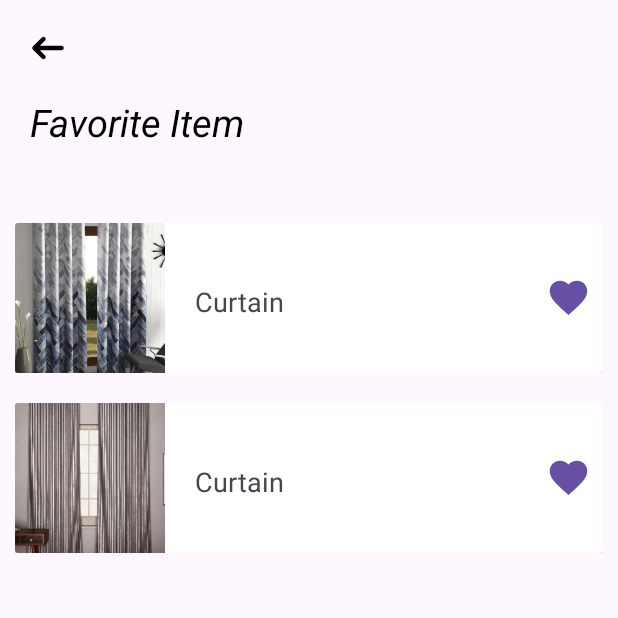
After one commit to heanghenglong-ITE/SH-Online-Shop, an Android app: the FavItemActivity screen opened directly, with no data from a screen before it, on a phone screen of 412 x 824 dp, the top half of it. The commit adds this screen. Run offline under Robolectric (Android 15) with nearby library versions, the phone set to English and light mode, and no system bars; our stand-ins replace Picasso; pictures from the network do not load.

Commit message:
Project Practicum

```diff
--- a/app/build.gradle
+++ b/app/build.gradle
@@ -48,5 +48,6 @@ dependencies {
     implementation 'com.android.volley:volley:1.2.1'
 
     implementation 'com.stripe:stripe-android:19.0.0'
+    implementation 'com.google.firebase:firebase-database:20.3.0'
 
 }
--- a/app/src/main/AndroidManifest.xml
+++ b/app/src/main/AndroidManifest.xml
@@ -15,6 +15,9 @@
         android:supportsRtl="true"
         android:theme="@style/Theme.SHOnlineShop"
         tools:targetApi="31">
+        <activity
+            android:name=".activity.FavItemActivity"
+            android:exported="false" />
         <activity
             android:name=".activity.SpicesCateActivity"
             android:exported="false" />
--- /dev/null
+++ b/app/src/main/java/com/example/shonlineshop/activity/FavItemActivity.java
@@ -0,0 +1,34 @@
+package com.example.shonlineshop.activity;
+
+import androidx.appcompat.app.AppCompatActivity;
+
+import android.os.Bundle;
+import android.view.View;
+import android.widget.ImageView;
+import android.widget.Toast;
+
+import com.example.shonlineshop.R;
+
+public class FavItemActivity extends AppCompatActivity {
+
+    private ImageView backButton;
+    @Override
+    protected void onCreate(Bundle savedInstanceState) {
+        super.onCreate(savedInstanceState);
+        setContentView(R.layout.activity_fav_item);
+
+        backButton = findViewById(R.id.back_button_fav);
+
+        backButton.setOnClickListener(new View.OnClickListener() {
+            @Override
+            public void onClick(View v) {
+                onBackPressed();
+            }
+        });
+    }
+    @Override
+    public void onBackPressed(){
+        Toast.makeText(this,"Back to Account", Toast.LENGTH_SHORT).show();
+        super.onBackPressed();
+    }
+}
--- a/app/src/main/java/com/example/shonlineshop/fragment/AccountFragment.java
+++ b/app/src/main/java/com/example/shonlineshop/fragment/AccountFragment.java
@@ -15,6 +15,7 @@ import com.example.shonlineshop.R;
 import com.example.shonlineshop.activity.AboutUsActivity;
 import com.example.shonlineshop.activity.AccountInformationActivity;
 import com.example.shonlineshop.activity.ContactUsActivity;
+import com.example.shonlineshop.activity.FavItemActivity;
 import com.example.shonlineshop.activity.LoginActivity;
 import com.example.shonlineshop.activity.OrderInformationActivity;
 import com.example.shonlineshop.databinding.FragmentAccountBinding;
@@ -53,7 +54,7 @@ public class AccountFragment extends Fragment {
         imageViewClickInterest.setOnClickListener(new View.OnClickListener() {
             @Override
             public void onClick(View v) {
-                Intent intent = new Intent(getActivity(), AccountInformationActivity.class);
+                Intent intent = new Intent(getActivity(), FavItemActivity.class);
                 startActivity(intent);
             }
         });
--- /dev/null
+++ b/app/src/main/res/drawable/ic_favorite_red_24dp.xml
@@ -0,0 +1,5 @@
+<vector android:height="24dp" android:tint="@color/red"
+    android:viewportHeight="24.0" android:viewportWidth="24.0"
+    android:width="24dp" xmlns:android="http://schemas.android.com/apk/res/android">
+    <path android:fillColor="#FF000000" android:pathData="M12,21.35l-1.45,-1.32C5.4,15.36 2,12.28 2,8.5 2,5.42 4.42,3 7.5,3c1.74,0 3.41,0.81 4.5,2.09C13.09,3.81 14.76,3 16.5,3 19.58,3 22,5.42 22,8.5c0,3.78 -3.4,6.86 -8.55,11.54L12,21.35z"/>
+</vector>
--- /dev/null
+++ b/app/src/main/res/layout/activity_fav_item.xml
@@ -0,0 +1,127 @@
+<?xml version="1.0" encoding="utf-8"?>
+<LinearLayout xmlns:android="http://schemas.android.com/apk/res/android"
+    android:orientation="vertical" android:layout_width="match_parent"
+    android:layout_height="wrap_content"
+    style="@style/CardView.Light">
+
+
+    <LinearLayout
+        android:layout_marginTop="20dp"
+        android:layout_marginStart="20dp"
+        android:layout_width="wrap_content"
+        android:layout_height="wrap_content"
+        android:orientation="vertical">
+        <ImageView
+            android:id="@+id/back_button_fav"
+            android:layout_width="wrap_content"
+            android:layout_height="wrap_content"
+            android:src="@drawable/left_arrow_icon" />
+    </LinearLayout>
+    <LinearLayout
+        android:layout_marginTop="20dp"
+        android:layout_marginStart="20dp"
+        android:layout_width="wrap_content"
+        android:layout_height="wrap_content"
+        android:orientation="vertical">
+
+        <TextView
+            android:layout_width="wrap_content"
+            android:layout_height="wrap_content"
+            android:text="Favorite Item"
+            android:textSize="25sp"
+            android:textColor="@color/black"
+            android:textStyle="italic" />
+    </LinearLayout>
+    <LinearLayout
+        android:layout_marginTop="50dp"
+        android:orientation="horizontal"
+        android:layout_width="match_parent"
+        android:layout_height="wrap_content">
+
+        <LinearLayout
+            android:layout_marginStart="10dp"
+            android:layout_marginEnd="10dp"
+            android:layout_width="match_parent"
+            android:layout_height="match_parent"
+            android:orientation="horizontal" >
+
+        <androidx.cardview.widget.CardView
+            android:background="@color/white"
+            android:layout_width="match_parent"
+            android:layout_height="match_parent" >
+    <ImageView
+        android:id="@+id/favImageView"
+        android:layout_width="100dp"
+        android:layout_height="100dp"
+        android:src="@drawable/img1"
+        android:scaleType="centerCrop"/>
+
+    <TextView
+        android:layout_weight="1"
+        android:id="@+id/favTextView"
+        android:layout_width="wrap_content"
+        android:layout_height="wrap_content"
+        android:text="Curtain"
+        style="@style/TextAppearance.AppCompat.Medium"
+        android:layout_marginTop="40dp"
+        android:layout_marginStart="120dp"/>
+
+    <Button
+        android:clickable="true"
+        android:id="@+id/favBtn"
+        android:layout_width="30dp"
+        android:layout_height="30dp"
+        android:background="@drawable/ic_favorite_red_24dp"
+        android:layout_gravity="center|end"
+        android:layout_marginEnd="8dp"/>
+        </androidx.cardview.widget.CardView>
+        </LinearLayout>
+
+    </LinearLayout>
+    <LinearLayout
+        android:layout_marginTop="20dp"
+        android:orientation="horizontal"
+        android:layout_width="match_parent"
+        android:layout_height="wrap_content">
+
+        <LinearLayout
+            android:layout_marginStart="10dp"
+            android:layout_marginEnd="10dp"
+            android:layout_width="match_parent"
+            android:layout_height="match_parent"
+            android:orientation="horizontal" >
+
+            <androidx.cardview.widget.CardView
+                android:background="@color/white"
+                android:layout_width="match_parent"
+                android:layout_height="match_parent" >
+                <ImageView
+                    android:id="@+id/favImageView1"
+                    android:layout_width="100dp"
+                    android:layout_height="100dp"
+                    android:src="@drawable/img2"
+                    android:scaleType="centerCrop"/>
+
+                <TextView
+                    android:layout_weight="1"
+                    android:id="@+id/favTextView1"
+                    android:layout_width="wrap_content"
+                    android:layout_height="wrap_content"
+                    android:text="Curtain"
+                    style="@style/TextAppearance.AppCompat.Medium"
+                    android:layout_marginTop="40dp"
+                    android:layout_marginStart="120dp"/>
+
+                <Button
+                    android:clickable="true"
+                    android:id="@+id/favBtn1"
+                    android:layout_width="30dp"
+                    android:layout_height="30dp"
+                    android:background="@drawable/ic_favorite_red_24dp"
+                    android:layout_gravity="center|end"
+                    android:layout_marginEnd="8dp"/>
+            </androidx.cardview.widget.CardView>
+        </LinearLayout>
+
+    </LinearLayout>
+</LinearLayout>
```
Also changed, not shown: app/src/main/java/com/example/shonlineshop/Adapter/FavAdapter.java (added, +115 -0 lines), app/src/main/java/com/example/shonlineshop/FavDB.java (added, +90 -0 lines), app/src/main/java/com/example/shonlineshop/FavItem.java (added, +41 -0 lines), app/src/main/res/layout/fav_item.xml (added, +34 -0 lines).
